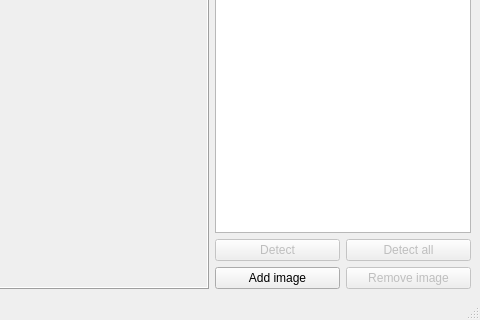
Qt form mainwindow.ui (nagvv/facerec) before a commit; both pictures show x 362 to 842 and y 299 to 619 of the 842 by 619 pixel window.
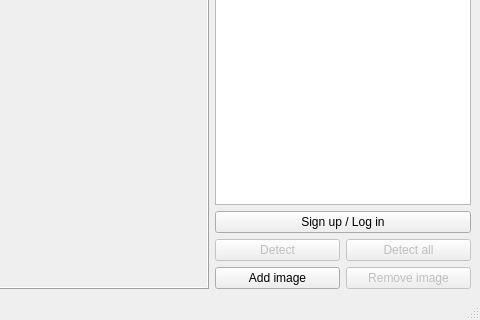
The same form after that commit. Custom widgets are drawn as their Qt base class.

The edit to the form file:
```diff
--- a/mainwindow.ui
+++ b/mainwindow.ui
@@ -77,6 +77,13 @@
         </property>
        </widget>
       </item>
+      <item>
+       <widget class="QPushButton" name="loginBtn">
+        <property name="text">
+         <string>Sign up / Log in</string>
+        </property>
+       </widget>
+      </item>
       <item>
        <layout class="QHBoxLayout" name="horizontalLayout">
         <item>
```
